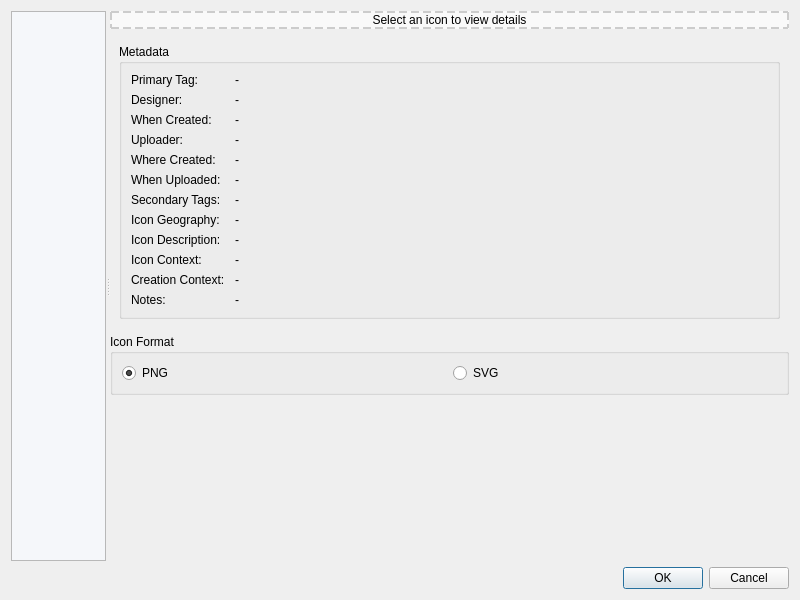
Above: map_icons_dialog_base.ui from su-cartography/QGIS-icon-plugin before the change. Below: the same form after it.
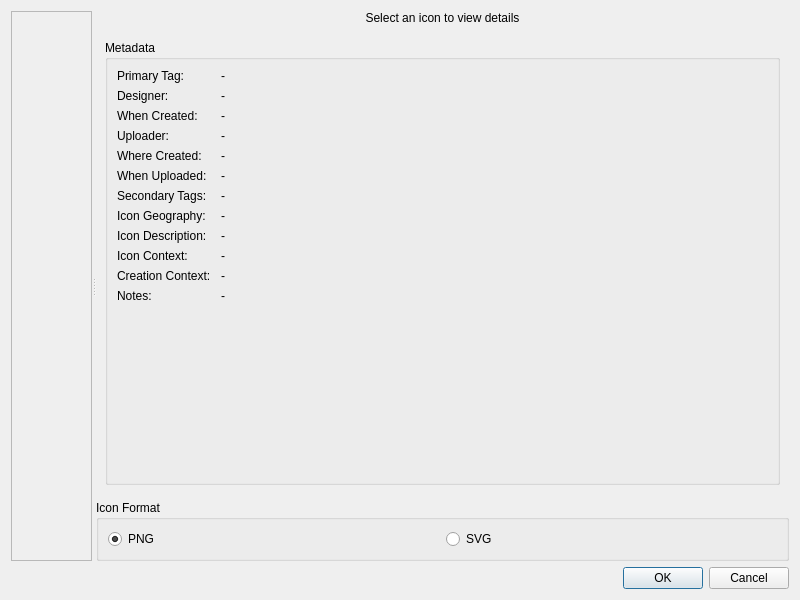
That is the form after the change.

Commit message: Add new plugin icon and polish layout theme

Patch:
```diff
--- a/map_icons_dialog_base.ui
+++ b/map_icons_dialog_base.ui
@@ -26,34 +26,22 @@
       <property name="widgetResizable">
        <bool>true</bool>
       </property>
-      <property name="styleSheet">
-       <string>QScrollArea {
-    background-color: #f5f7fa;
-    border: none;
-}
-QScrollArea > QWidget > QWidget {
-    background-color: #f5f7fa;
-}</string>
-      </property>
       <widget class="QWidget" name="scrollAreaWidgetContents">
-       <property name="styleSheet">
-        <string>background-color: #f5f7fa;</string>
-       </property>
        <layout class="QGridLayout" name="iconLayout">
         <property name="spacing">
-         <number>12</number>
-        </property>
-        <property name="leftMargin">
-         <number>10</number>
+         <number>14</number>
         </property>
         <property name="topMargin">
-         <number>10</number>
+         <number>4</number>
+        </property>
+        <property name="leftMargin">
+         <number>8</number>
         </property>
         <property name="rightMargin">
-         <number>10</number>
+         <number>8</number>
         </property>
         <property name="bottomMargin">
-         <number>10</number>
+         <number>8</number>
         </property>
        </layout>
       </widget>
@@ -80,8 +68,8 @@
          <property name="minimumHeight">
           <number>200</number>
          </property>
-         <property name="styleSheet">
-          <string>border: 2px dashed #ccc; background-color: #f9f9f9;</string>
+         <property name="maximumHeight">
+          <number>88</number>
          </property>
         </widget>
        </item>
@@ -495,21 +483,6 @@
          </layout>
         </widget>
        </item>
-       
-       <!-- Spacer -->
-       <item>
-        <spacer name="verticalSpacer">
-         <property name="orientation">
-          <enum>Qt::Vertical</enum>
-         </property>
-         <property name="sizeHint" stdset="0">
-          <size>
-           <width>20</width>
-           <height>40</height>
-          </size>
-         </property>
-        </spacer>
-       </item>
       </layout>
      </widget>
     </widget>
```
Left out of the diff: 2 changed lines with no effect on the pictures. The commit also changes 3 other files.
